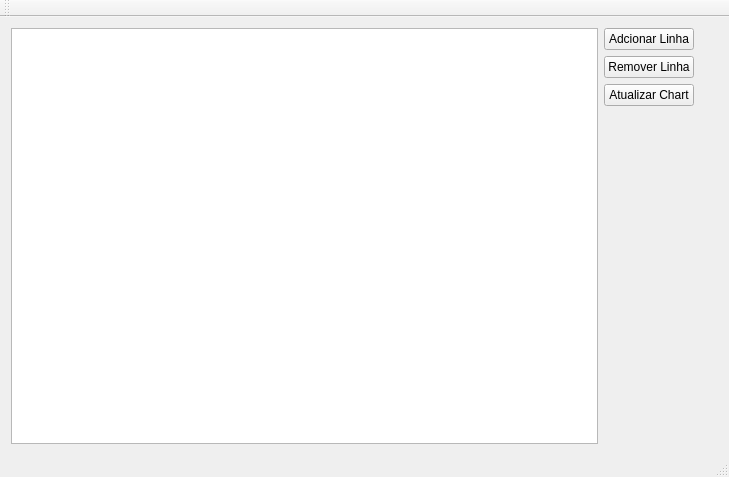
Above: mainwindow.ui from DSV08/QtTableChart before the change. Below: the same form after it.
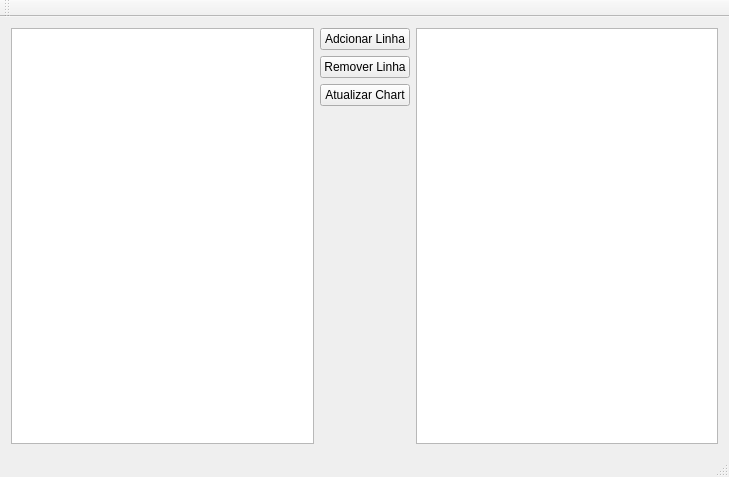
That is the form after the change. Custom widgets are drawn as their Qt base class.

Commit message:
Novas modificações
Implementando o slot remover linha e iniciando o qchartview.

```diff
--- a/mainwindow.ui
+++ b/mainwindow.ui
@@ -57,14 +57,7 @@
      </layout>
     </item>
     <item row="0" column="2">
-     <widget class="QWidget" name="widget" native="true">
-      <property name="minimumSize">
-       <size>
-        <width>18</width>
-        <height>0</height>
-       </size>
-      </property>
-     </widget>
+     <widget class="QChartView" name="graphicsView"/>
     </item>
    </layout>
   </widget>
@@ -89,6 +82,13 @@
   <widget class="QStatusBar" name="statusBar"/>
  </widget>
  <layoutdefault spacing="6" margin="11"/>
+ <customwidgets>
+  <customwidget>
+   <class>QChartView</class>
+   <extends>QGraphicsView</extends>
+   <header>qchartview.h</header>
+  </customwidget>
+ </customwidgets>
  <resources/>
  <connections/>
 </ui>
```
The commit also changes 2 other files.
